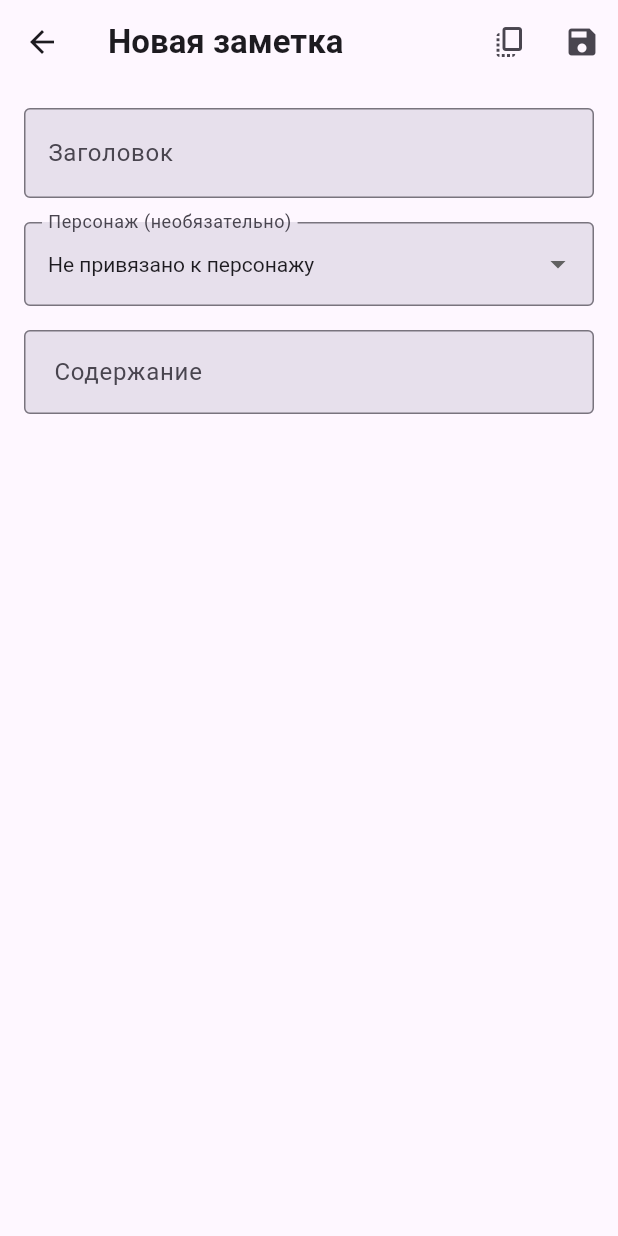
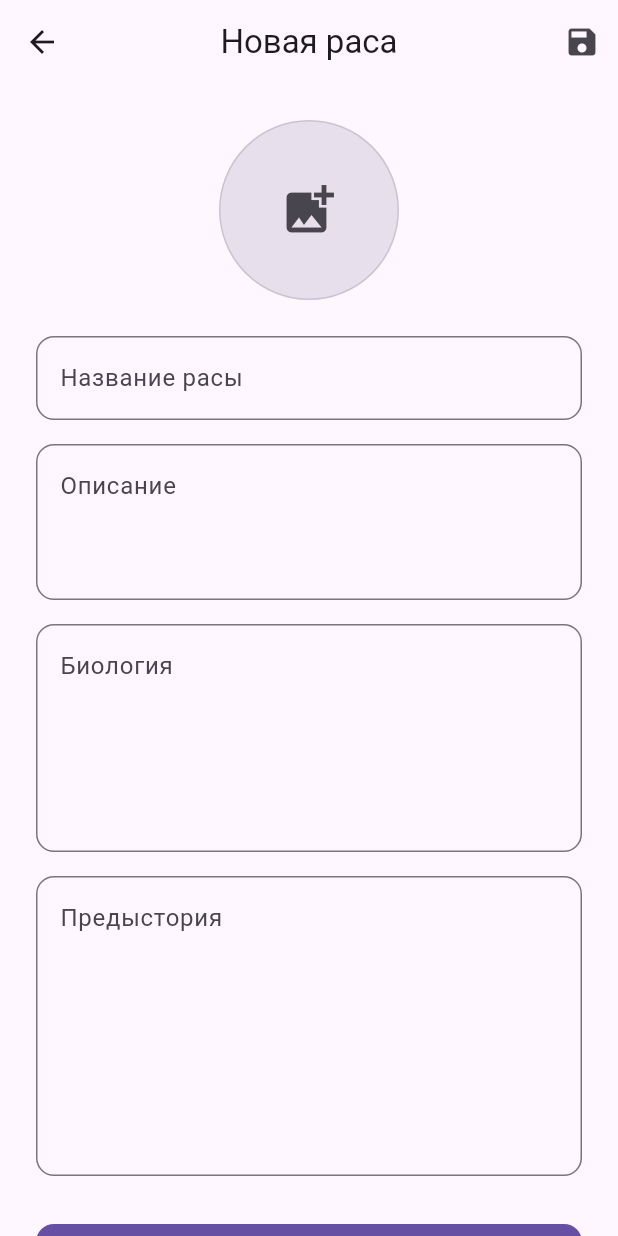
Before and after one commit to MaxGog/CharacterBook, a Flutter app: the screen it shows after launch, item 2 of the bottom bar chosen, after a tap on the "search" icon, after a tap on the "add" icon, on a phone screen of 412 x 824 dp. Run offline on Flutter 3.47's test engine with Material 3 defaults, Android fonts, the phone set to English and light mode, and no system bars; our stand-ins replace flutter_bloc, google_sign_in, hive, hive_flutter, image_picker, open_filex and 1 more; missing offline and left inert: docx_template, extension_google_sign_in_as_googleapis_auth, googleapis, mobile_scanner; accounts and stored records are empty.

Commit message:
Добавление категории рас

```diff
--- /dev/null
+++ b/lib/models/race_model.dart
@@ -0,0 +1,63 @@
+import 'dart:typed_data';
+
+import 'package:hive/hive.dart';
+
+part 'race_model.g.dart';
+
+@HiveType(typeId: 3)
+class Race extends HiveObject {
+  @HiveField(0)
+  String name;
+
+  @HiveField(1)
+  String description;
+
+  @HiveField(2)
+  String biology;
+
+  @HiveField(3)
+  String backstory;
+
+  @HiveField(4)
+  Uint8List? logo;
+
+  Race({
+    required this.name,
+    this.description = '',
+    this.biology = '',
+    this.backstory = '',
+    this.logo,
+  });
+
+  @override
+  bool operator ==(Object other) =>
+      identical(this, other) ||
+          other is Race &&
+              runtimeType == other.runtimeType &&
+              name == other.name;
+
+  @override
+  int get hashCode => name.hashCode;
+
+  Map<String, dynamic> toJson() {
+    return {
+      'name': name,
+      'description': description,
+      'biology': biology,
+      'backstory': backstory,
+      'logo': logo?.toList(),
+    };
+  }
+
+  factory Race.fromJson(Map<String, dynamic> json) {
+    return Race(
+      name: json['name'] ?? '',
+      description: json['description'] ?? '',
+      biology: json['biology'] ?? '',
+      backstory: json['backstory'] ?? '',
+      logo: json['logo'] != null
+          ? Uint8List.fromList(List<int>.from(json['logo']))
+          : null,
+    );
+  }
+}
--- a/lib/pages/home_page.dart
+++ b/lib/pages/home_page.dart
@@ -1,3 +1,4 @@
+import 'package:characterbook/pages/race_list_page.dart';
 import 'package:flutter/material.dart';
 
 import 'character_list_page.dart';
@@ -15,6 +16,7 @@ class _HomePageState extends State<HomePage> {
 
   final List<Widget> _pages = const [
     CharacterListPage(),
+    RaceListPage(),
     NotesListPage(),
   ];
 
@@ -39,6 +41,11 @@ class _HomePageState extends State<HomePage> {
             label: 'Персонажи',
           ),
           NavigationDestination(
+            icon: Icon(Icons.emoji_people_outlined),
+            selectedIcon: Icon(Icons.emoji_people),
+            label: 'Расы',
+          ),
+          NavigationDestination(
             icon: Icon(Icons.note_alt_outlined),
             selectedIcon: Icon(Icons.note_alt),
             label: 'Посты',
--- /dev/null
+++ b/lib/pages/race_list_page.dart
@@ -0,0 +1,314 @@
+import 'package:flutter/material.dart';
+import 'package:hive/hive.dart';
+import 'package:hive_flutter/hive_flutter.dart';
+
+import '../models/character_model.dart';
+import '../models/race_model.dart';
+import 'race_management_page.dart';
+
+class RaceListPage extends StatefulWidget {
+  const RaceListPage({super.key});
+
+  @override
+  State<RaceListPage> createState() => _RaceListPageState();
+}
+
+class _RaceListPageState extends State<RaceListPage> {
+  final TextEditingController _searchController = TextEditingController();
+  List<Race> _filteredRaces = [];
+  bool _isSearching = false;
+
+  void _filterRaces(String query, List<Race> allRaces) {
+    setState(() {
+      _filteredRaces = allRaces.where((race) {
+        return query.isEmpty ||
+            race.name.toLowerCase().contains(query.toLowerCase()) ||
+            race.description.toLowerCase().contains(query.toLowerCase());
+      }).toList();
+    });
+  }
+
+  Future<bool> _isRaceUsed(Race race) async {
+    final charactersBox = Hive.box<Character>('characters');
+    final characters = charactersBox.values.toList();
+
+    return characters.any((character) => character.race?.key == race.key);
+  }
+
+  Future<void> _deleteRace(BuildContext context, Race race) async {
+    final isUsed = await _isRaceUsed(race);
+
+    if (isUsed) {
+      _showRaceInUseDialog(context);
+      return;
+    }
+
+    final confirmed = await _showDeleteConfirmationDialog(context);
+    if (confirmed ?? false) {
+      final box = Hive.box<Race>('races');
+      await box.delete(race.key);
+      ScaffoldMessenger.of(context).showSnackBar(
+        SnackBar(
+          content: const Text('Раса удалена'),
+          behavior: SnackBarBehavior.floating,
+          shape: RoundedRectangleBorder(
+            borderRadius: BorderRadius.circular(8),
+          ),
+        ),
+      );
+    }
+  }
+
+  Future<bool?> _showDeleteConfirmationDialog(BuildContext context) async {
+    return showDialog<bool>(
+      context: context,
+      builder: (BuildContext context) {
+        return AlertDialog(
+          title: const Text('Удаление расы'),
+          content: const Text('Вы уверены, что хотите удалить эту расу?'),
+          actions: <Widget>[
+            TextButton(
+              child: Text(
+                'Отмена',
+                style: TextStyle(
+                  color: Theme.of(context).colorScheme.onSurface,
+                ),
+              ),
+              onPressed: () => Navigator.of(context).pop(false),
+            ),
+            TextButton(
+              child: Text(
+                'Удалить',
+                style: TextStyle(
+                  color: Theme.of(context).colorScheme.error,
+                ),
+              ),
+              onPressed: () => Navigator.of(context).pop(true),
+            ),
+          ],
+        );
+      },
+    );
+  }
+
+  void _showRaceInUseDialog(BuildContext context) {
+    showDialog(
+      context: context,
+      builder: (BuildContext context) {
+        return AlertDialog(
+          title: const Text('Невозможно удалить расу'),
+          content: const Text('Эта раса используется одним или несколькими персонажами. '
+              'Сначала измените расу этих персонажей.'),
+          actions: <Widget>[
+            TextButton(
+              child: Text(
+                'OK',
+                style: TextStyle(
+                  color: Theme.of(context).colorScheme.onSurface,
+                ),
+              ),
+              onPressed: () => Navigator.of(context).pop(),
+            ),
+          ],
+        );
+      },
+    );
+  }
+
+  @override
+  Widget build(BuildContext context) {
+    return Scaffold(
+      appBar: AppBar(
+        title: _isSearching
+            ? TextField(
+          controller: _searchController,
+          autofocus: true,
+          decoration: InputDecoration(
+            hintText: 'Поиск рас...',
+            border: InputBorder.none,
+            hintStyle: Theme.of(context).textTheme.bodyLarge?.copyWith(
+              color: Theme.of(context).colorScheme.onSurfaceVariant,
+            ),
+          ),
+          style: Theme.of(context).textTheme.bodyLarge,
+          onChanged: (query) {
+            final box = Hive.box<Race>('races');
+            final allRaces = box.values.toList().cast<Race>();
+            _filterRaces(query, allRaces);
+          },
+        )
+            : Text(
+          'Расы',
+          style: Theme.of(context).textTheme.headlineSmall?.copyWith(
+            fontWeight: FontWeight.bold,
+          ),
+        ),
+        centerTitle: true,
+        actions: [
+          IconButton(
+            icon: Icon(_isSearching ? Icons.close : Icons.search),
+            onPressed: () {
+              setState(() {
+                _isSearching = !_isSearching;
+                if (!_isSearching) {
+                  _searchController.clear();
+                  _filteredRaces = [];
+                }
+              });
+            },
+          ),
+        ],
+      ),
+      body: ValueListenableBuilder<Box<Race>>(
+        valueListenable: Hive.box<Race>('races').listenable(),
+        builder: (context, box, _) {
+          final allRaces = box.values.toList().cast<Race>();
+
+          return Column(
+            children: [
+              Expanded(
+                child: _buildRacesList(
+                  _isSearching ? _filteredRaces : allRaces,
+                ),
+              ),
+            ],
+          );
+        },
+      ),
+      floatingActionButton: FloatingActionButton(
+        child: const Icon(Icons.add),
+        onPressed: () async {
+          final result = await Navigator.push(
+            context,
+            MaterialPageRoute(
+              builder: (context) => const RaceManagementPage(),
+            ),
+          );
+          if (result == true) {
+            final box = Hive.box<Race>('races');
+            final allRaces = box.values.toList().cast<Race>();
+            _filterRaces(_searchController.text, allRaces);
+          }
+        },
+      ),
+    );
+  }
+
+  Widget _buildRacesList(List<Race> races) {
+    if (races.isEmpty) {
+      return Center(
+        child: Column(
+          mainAxisAlignment: MainAxisAlignment.center,
+          children: [
+            Icon(
+              Icons.emoji_people,
+              size: 48,
+              color: Theme.of(context).colorScheme.onSurface.withOpacity(0.5),
+            ),
+            const SizedBox(height: 16),
+            Text(
+              _isSearching && _searchController.text.isNotEmpty
+                  ? 'Ничего не найдено'
+                  : 'Нет созданных рас',
+              style: Theme.of(context).textTheme.bodyLarge?.copyWith(
+                color:
+                Theme.of(context).colorScheme.onSurface.withOpacity(0.7),
+              ),
+            ),
+          ],
+        ),
+      );
+    }
+
+    return ListView.builder(
+      padding: const EdgeInsets.symmetric(vertical: 8),
+      itemCount: races.length,
+      itemBuilder: (context, index) {
+        final race = races[index];
+        return Card(
+          margin: const EdgeInsets.symmetric(vertical: 4, horizontal: 16),
+          elevation: 0,
+          shape: RoundedRectangleBorder(
+            borderRadius: BorderRadius.circular(12),
+            side: BorderSide(
+              color: Theme.of(context).colorScheme.outlineVariant,
+              width: 1,
+            ),
+          ),
+          child: InkWell(
+            borderRadius: BorderRadius.circular(12),
+            onTap: () async {
+              final result = await Navigator.push(
+                context,
+                MaterialPageRoute(
+                  builder: (context) => RaceManagementPage(race: race),
+                ),
+              );
+              if (result == true) {
+                final box = Hive.box<Race>('races');
+                final allRaces = box.values.toList().cast<Race>();
+                _filterRaces(_searchController.text, allRaces);
+              }
+            },
+            child: Padding(
+              padding: const EdgeInsets.all(12),
+              child: Row(
+                children: [
+                  race.logo != null
+                      ? CircleAvatar(
+                    backgroundImage: MemoryImage(race.logo!),
+                    radius: 28,
+                  )
+                      : CircleAvatar(
+                    radius: 28,
+                    backgroundColor:
+                    Theme.of(context).colorScheme.surfaceVariant,
+                    child: Icon(
+                      Icons.emoji_people,
+                      color: Theme.of(context).colorScheme.onSurfaceVariant,
+                    ),
+                  ),
+                  const SizedBox(width: 16),
+                  Expanded(
+                    child: Column(
+                      crossAxisAlignment: CrossAxisAlignment.start,
+                      children: [
+                        Text(
+                          race.name,
+                          style: Theme.of(context).textTheme.bodyLarge,
+                        ),
+                        Text(
+                          race.description.isNotEmpty
+                              ? race.description
+                              : 'Нет описания',
+                          style: Theme.of(context)
+                              .textTheme
+                              .bodyMedium
+                              ?.copyWith(
+                            color: Theme.of(context)
+                                .colorScheme
+                                .onSurface
+                                .withOpacity(0.7),
+                          ),
+                          maxLines: 1,
+                          overflow: TextOverflow.ellipsis,
+                        ),
+                      ],
+                    ),
+                  ),
+                  IconButton(
+                    icon: Icon(
+                      Icons.delete,
+                      color: Theme.of(context).colorScheme.onSurfaceVariant,
+                    ),
+                    onPressed: () => _deleteRace(context, race),
+                  ),
+                ],
+              ),
+            ),
+          ),
+        );
+      },
+    );
+  }
+}
--- /dev/null
+++ b/lib/pages/race_management_page.dart
@@ -0,0 +1,243 @@
+import 'dart:typed_data';
+
+import 'package:flutter/material.dart';
+import 'package:hive/hive.dart';
+import 'package:image_picker/image_picker.dart';
+
+import '../models/race_model.dart';
+
+class RaceManagementPage extends StatefulWidget {
+  final Race? race;
+
+  const RaceManagementPage({super.key, this.race});
+
+  @override
+  State<RaceManagementPage> createState() => _RaceManagementPageState();
+}
+
+class _RaceManagementPageState extends State<RaceManagementPage> {
+  final _formKey = GlobalKey<FormState>();
+  final _picker = ImagePicker();
+  late TextEditingController _nameController;
+  late TextEditingController _descriptionController;
+  late TextEditingController _biologyController;
+  late TextEditingController _backstoryController;
+  late Uint8List? _logoBytes;
+
+  @override
+  void initState() {
+    super.initState();
+    _nameController = TextEditingController(text: widget.race?.name ?? '');
+    _descriptionController =
+        TextEditingController(text: widget.race?.description ?? '');
+    _biologyController = TextEditingController(text: widget.race?.biology ?? '');
+    _backstoryController =
+        TextEditingController(text: widget.race?.backstory ?? '');
+    _logoBytes = widget.race?.logo;
+  }
+
+  @override
+  void dispose() {
+    _nameController.dispose();
+    _descriptionController.dispose();
+    _biologyController.dispose();
+    _backstoryController.dispose();
+    super.dispose();
+  }
+
+  Future<void> _pickLogo() async {
+    try {
+      final image = await _picker.pickImage(source: ImageSource.gallery);
+      if (image != null) {
+        final bytes = await image.readAsBytes();
+        setState(() {
+          _logoBytes = bytes;
+        });
+      }
+    } catch (e) {
+      _showError('Ошибка при выборе изображения: ${e.toString()}');
+    }
+  }
+
+  Future<void> _saveRace() async {
+    if (!_formKey.currentState!.validate()) return;
+
+    if (_nameController.text.isEmpty) {
+      _showError('Введите название расы');
+      return;
+    }
+
+    try {
+      final raceBox = Hive.box<Race>('races');
+      final race = widget.race ?? Race(name: _nameController.text);
+
+      race
+        ..name = _nameController.text
+        ..description = _descriptionController.text
+        ..biology = _biologyController.text
+        ..backstory = _backstoryController.text
+        ..logo = _logoBytes;
+
+      if (widget.race == null) {
+        await raceBox.add(race);
+      } else {
+        await race.save();
+      }
+
+      if (!mounted) return;
+      Navigator.pop(context, true);
+    } catch (e) {
+      _showError('Ошибка сохранения: ${e.toString()}');
+    }
+  }
+
+  void _showError(String message) {
+    ScaffoldMessenger.of(context).showSnackBar(
+      SnackBar(
+        content: Text(message),
+        behavior: SnackBarBehavior.floating,
+        shape: RoundedRectangleBorder(
+          borderRadius: BorderRadius.circular(8),
+        ),
+      ),
+    );
+  }
+
+  @override
+  Widget build(BuildContext context) {
+    final colorScheme = Theme.of(context).colorScheme;
+    final textTheme = Theme.of(context).textTheme;
+
+    return Scaffold(
+      appBar: AppBar(
+        title: Text(
+          widget.race == null ? 'Новая раса' : 'Редактировать расу',
+          style: textTheme.titleLarge,
+        ),
+        centerTitle: true,
+        actions: [
+          IconButton(
+            icon: const Icon(Icons.save),
+            onPressed: _saveRace,
+            tooltip: 'Сохранить',
+          ),
+        ],
+      ),
+      body: SingleChildScrollView(
+        padding: const EdgeInsets.all(24),
+        child: Form(
+          key: _formKey,
+          child: Column(
+            crossAxisAlignment: CrossAxisAlignment.start,
+            children: [
+              Center(
+                child: InkWell(
+                  borderRadius: BorderRadius.circular(60),
+                  onTap: _pickLogo,
+                  child: Ink(
+                    width: 120,
+                    height: 120,
+                    decoration: BoxDecoration(
+                      color: colorScheme.surfaceVariant,
+                      borderRadius: BorderRadius.circular(60),
+                      border: Border.all(
+                        color: colorScheme.outlineVariant,
+                        width: 1,
+                      ),
+                    ),
+                    child: _logoBytes != null
+                        ? ClipRRect(
+                      borderRadius: BorderRadius.circular(60),
+                      child: Image.memory(
+                        _logoBytes!,
+                        fit: BoxFit.cover,
+                      ),
+                    )
+                        : Icon(
+                      Icons.add_photo_alternate,
+                      size: 40,
+                      color: colorScheme.onSurfaceVariant,
+                    ),
+                  ),
+                ),
+              ),
+              const SizedBox(height: 24),
+
+              TextFormField(
+                controller: _nameController,
+                decoration: InputDecoration(
+                  labelText: 'Название расы',
+                  border: OutlineInputBorder(
+                    borderRadius: BorderRadius.circular(12),
+                  ),
+                ),
+                style: textTheme.bodyLarge,
+                validator: (value) =>
+                value?.isEmpty ?? true ? 'Введите название расы' : null,
+              ),
+              const SizedBox(height: 16),
+
+              TextFormField(
+                controller: _descriptionController,
+                decoration: InputDecoration(
+                  labelText: 'Описание',
+                  border: OutlineInputBorder(
+                    borderRadius: BorderRadius.circular(12),
+                  ),
+                  alignLabelWithHint: true,
+                ),
+                style: textTheme.bodyLarge,
+                maxLines: 3,
+              ),
+              const SizedBox(height: 16),
+
+              TextFormField(
+                controller: _biologyController,
+                decoration: InputDecoration(
+                  labelText: 'Биология',
+                  border: OutlineInputBorder(
+                    borderRadius: BorderRadius.circular(12),
+                  ),
+                  alignLabelWithHint: true,
+                ),
+                style: textTheme.bodyLarge,
+                maxLines: 5,
+              ),
+              const SizedBox(height: 16),
+
+              TextFormField(
+                controller: _backstoryController,
+                decoration: InputDecoration(
+                  labelText: 'Предыстория',
+                  border: OutlineInputBorder(
+                    borderRadius: BorderRadius.circular(12),
+                  ),
+                  alignLabelWithHint: true,
+                ),
+                style: textTheme.bodyLarge,
+                maxLines: 7,
+              ),
+              const SizedBox(height: 32),
+
+              FilledButton(
+                style: FilledButton.styleFrom(
+                  minimumSize: const Size(double.infinity, 50),
+                  shape: RoundedRectangleBorder(
+                    borderRadius: BorderRadius.circular(12),
+                  ),
+                ),
+                onPressed: _saveRace,
+                child: Text(
+                  'Сохранить',
+                  style: textTheme.labelLarge?.copyWith(
+                    color: colorScheme.onPrimary,
+                  ),
+                ),
+              ),
+            ],
+          ),
+        ),
+      ),
+    );
+  }
+}
```
Also changed, not shown: lib/services/google_drive_service.dart (+68 -3 lines).
